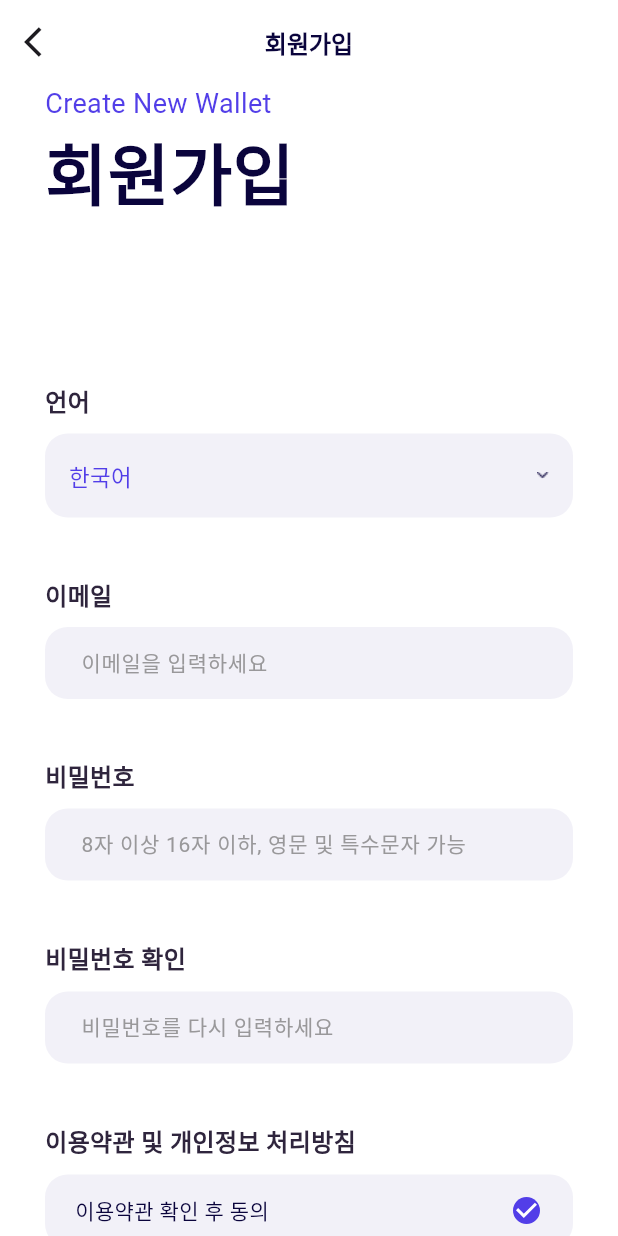
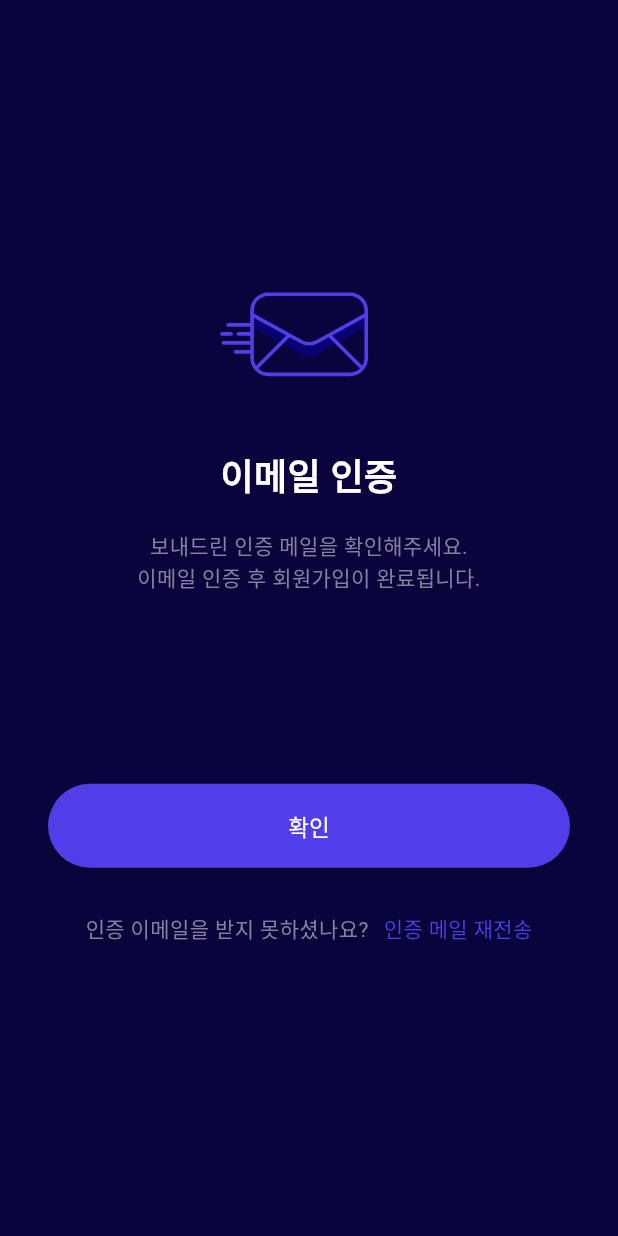
Before and after one commit to sk0x0y/fancplace-wallet_app, a Flutter app: the screen it shows after launch, on a phone screen of 412 x 824 dp. Run offline on Flutter 3.47's test engine with Material 3 defaults, Android fonts, the phone set to English and light mode, and no system bars; our stand-ins replace flutter_native_splash, flutter_svg, get_it, go_router.

Commit message:
Merged in feature/WALLET-292 (pull request #7)
feature/WALLET-292

* chore: [WALLET-292] flutter_svg 패키지 추가

* chore: [WALLET-292] SVG 에셋 추가

* improve: [WALLET-292] BuildSubmit 사용성 개선

* feat: [WALLET-292] 이메일 인증 화면 구현

```diff
--- a/lib/components/buildSubmit.dart
+++ b/lib/components/buildSubmit.dart
@@ -5,12 +5,14 @@ import 'package:wallet_app/constant/theme/app_fonts.dart';
 class BuildSubmit extends StatelessWidget {
   final String? buttonText;
   final VoidCallback? buttonHandler;
+  final Color? buttonBackgroundColor;
   final List<Widget>? actionWidgets;
   const BuildSubmit(
     BuildContext context, {
     super.key,
     this.buttonText,
     this.buttonHandler,
+    this.buttonBackgroundColor,
     this.actionWidgets,
   });
 
@@ -20,6 +22,7 @@ class BuildSubmit extends StatelessWidget {
       context,
       buttonText: buttonText,
       buttonHandler: buttonHandler,
+      buttonBackgroundColor: buttonBackgroundColor,
       actionWidgets: actionWidgets,
     );
   }
@@ -28,6 +31,7 @@ class BuildSubmit extends StatelessWidget {
     BuildContext context, {
     String? buttonText,
     VoidCallback? buttonHandler,
+    Color? buttonBackgroundColor,
     List<Widget>? actionWidgets,
   }) {
     return Wrap(
@@ -40,7 +44,8 @@ class BuildSubmit extends StatelessWidget {
             shape: RoundedRectangleBorder(
               borderRadius: BorderRadius.circular(52.0),
             ),
-            backgroundColor: AppColors.backgroundPrimary,
+            backgroundColor:
+                buttonBackgroundColor ?? AppColors.backgroundPrimary,
           ),
           child: Text(
             buttonText ?? 'ButtonText',
--- a/lib/interface/service/router_service.dart
+++ b/lib/interface/service/router_service.dart
@@ -1,9 +1,11 @@
 import 'package:flutter/foundation.dart';
 import 'package:go_router/go_router.dart';
 import 'package:wallet_app/components/ErrorScreen.dart';
+import 'package:wallet_app/interface/view/recover_words.dart';
 import 'package:wallet_app/interface/view/select_language_screen.dart';
 import 'package:wallet_app/interface/view/sign_in.dart';
 import 'package:wallet_app/interface/view/sign_up.dart';
+import 'package:wallet_app/interface/view/verify_email_screen.dart';
 import 'package:wallet_app/interface/view/welcome_screen.dart';
 
 class RouterService {
@@ -26,8 +28,10 @@ class RouterService {
       // observers: [_logger.getObserver()],
       // initialLocation: '/select-language',
       // initialLocation: '/welcome',
-      initialLocation: '/sign-up',
+      // initialLocation: '/sign-up',
       // initialLocation: '/sign-in',
+      // initialLocation: '/recover-words',
+      initialLocation: '/verify-email',
       // (Authentication.state.isAuthentication) ? '/' : '/login',
       // refreshListenable: Authentication.state,
       errorBuilder: (context, state) {
@@ -50,6 +54,14 @@ class RouterService {
           path: '/sign-in',
           builder: (context, state) => const SignIn(),
         ),
+        GoRoute(
+          path: '/recover-words',
+          builder: (context, state) => const RecoverWords(),
+        ),
+        GoRoute(
+          path: '/verify-email',
+          builder: (context, state) => const VerifyEmailScreen(),
+        ),
       ],
     );
   }
--- /dev/null
+++ b/lib/interface/view/verify_email_screen.dart
@@ -0,0 +1,78 @@
+import 'package:flutter/material.dart';
+import 'package:flutter/widgets.dart';
+import 'package:flutter_svg/flutter_svg.dart';
+import 'package:wallet_app/components/buildSubmit.dart';
+import 'package:wallet_app/constant/theme/app_colors.dart';
+import 'package:wallet_app/constant/theme/app_fonts.dart';
+import 'package:wallet_app/constant/theme/theme_resources.dart';
+import 'package:wallet_app/theme/DefaultLayout.dart';
+
+class VerifyEmailScreen extends StatelessWidget {
+  const VerifyEmailScreen({super.key});
+
+  @override
+  Widget build(BuildContext context) {
+    return DefaultLayout(
+      backgroundColor: AppColors.backgroundPrimary,
+      child: Padding(
+        padding: const EdgeInsets.symmetric(horizontal: 32.0),
+        child: Center(
+          child: Column(
+            mainAxisAlignment: MainAxisAlignment.center,
+            children: [
+              Padding(
+                padding: const EdgeInsets.only(right: 20.0),
+                child: SvgPicture.asset('assets/send-mail.svg'),
+              ),
+              const SizedBox(height: 48.0),
+              const Text(
+                '이메일 인증',
+                textAlign: TextAlign.center,
+                style: TextStyle(
+                  fontWeight: AppFonts.fontWeight700,
+                  fontSize: AppFonts.fontSize24,
+                  color: AppColors.white,
+                ),
+              ),
+              const SizedBox(height: 18.0),
+              const Text(
+                '보내드린 인증 메일을 확인해주세요.\n이메일 인증 후 회원가입이 완료됩니다.',
+                textAlign: TextAlign.center,
+                style: TextStyle(
+                  fontWeight: AppFonts.fontWeight400,
+                  fontSize: AppFonts.fontSize14,
+                  color: Color(0xFF84819D),
+                ),
+              ),
+              const SizedBox(height: 127.0),
+              BuildSubmit(
+                context,
+                buttonText: '확인',
+                buttonBackgroundColor: AppColors.buttonPrimary,
+                actionWidgets: const [
+                  Text(
+                    '인증 이메일을 받지 못하셨나요?',
+                    style: TextStyle(
+                      fontWeight: AppFonts.fontWeight400,
+                      fontSize: AppFonts.fontSize14,
+                      color: AppColors.textSecondary,
+                    ),
+                  ),
+                  SizedBox(width: 10.0),
+                  Text(
+                    '인증 메일 재전송',
+                    style: TextStyle(
+                      fontWeight: AppFonts.fontWeight400,
+                      fontSize: AppFonts.fontSize14,
+                      color: AppColors.textPrimary,
+                    ),
+                  ),
+                ],
+              ),
+            ],
+          ),
+        ),
+      ),
+    );
+  }
+}
--- a/pubspec.yaml
+++ b/pubspec.yaml
@@ -46,6 +46,7 @@ dependencies:
   freezed_annotation: ^2.4.1
   json_annotation: ^4.8.1
   bloc_concurrency: ^0.2.5
+  flutter_svg: ^2.0.10+1
 
 dev_dependencies:
   flutter_test:
```
Also changed, not shown: assets/send-mail.svg (added), pubspec.lock.
